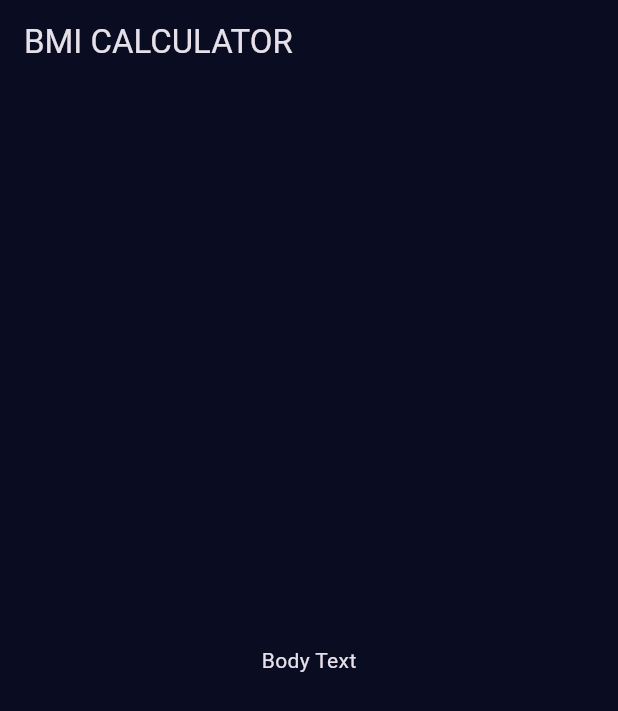
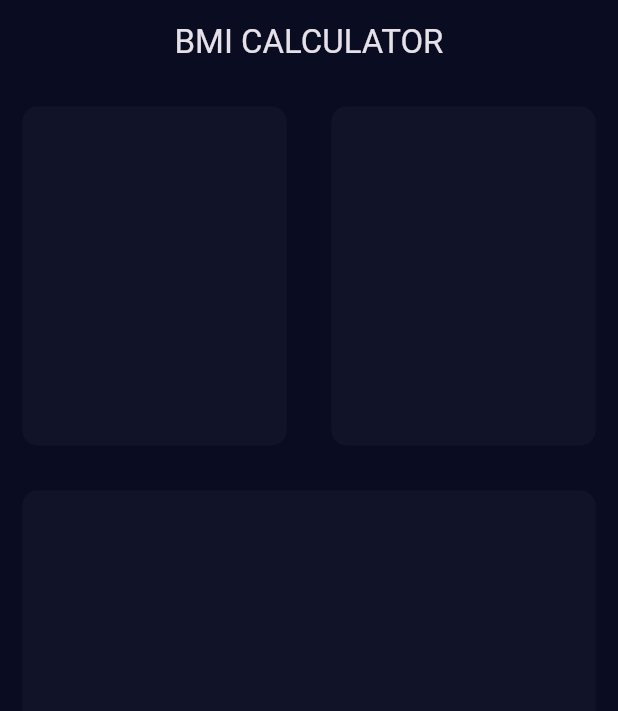
Before and after one commit to gokmentas/bmi-calculator, a Flutter app: the screen it shows after launch, on a phone screen of 412 x 824 dp. Shown: the top 711 px of the screen. Run offline on Flutter 3.47's test engine with Material 3 defaults, Android fonts, the phone set to English and light mode, and no system bars.

Commit message:
Added cards for UI

```diff
--- a/lib/input_page.dart
+++ b/lib/input_page.dart
@@ -12,14 +12,73 @@ class _InputPageState extends State<InputPage> {
   Widget build(BuildContext context) {
     return Scaffold(
       appBar: AppBar(
-        title: const Text(
-          "BMI CALCULATOR",
+        title: const Center(
+          child: Text(
+            "BMI CALCULATOR",
+          ),
         ),
       ),
-      body: const Center(
-        child: Text(
-          "Body Text",
-        ),
+      body: Column(
+        children: [
+          Expanded(
+            child: Row(
+              children: [
+                Expanded(
+                  child: Container(
+                    margin: const EdgeInsets.all(15.0),
+                    decoration: BoxDecoration(
+                      color: const Color(0xFF111428),
+                      // 0xFF1D1F33
+                      borderRadius: BorderRadius.circular(10.0),
+                    ),
+                  ),
+                ),
+                Expanded(
+                  child: Container(
+                    margin: const EdgeInsets.all(15.0),
+                    decoration: BoxDecoration(
+                      color: const Color(0xFF111428),
+                      borderRadius: BorderRadius.circular(10.0),
+                    ),
+                  ),
+                ),
+              ],
+            ),
+          ),
+          Expanded(
+            child: Container(
+              margin: const EdgeInsets.all(15.0),
+              decoration: BoxDecoration(
+                color: const Color(0xFF111428),
+                borderRadius: BorderRadius.circular(10.0),
+              ),
+            ),
+          ),
+          Expanded(
+            child: Row(
+              children: [
+                Expanded(
+                  child: Container(
+                    margin: const EdgeInsets.all(15.0),
+                    decoration: BoxDecoration(
+                      color: const Color(0xFF111428),
+                      borderRadius: BorderRadius.circular(10.0),
+                    ),
+                  ),
+                ),
+                Expanded(
+                  child: Container(
+                    margin: const EdgeInsets.all(15.0),
+                    decoration: BoxDecoration(
+                      color: const Color(0xFF111428),
+                      borderRadius: BorderRadius.circular(10.0),
+                    ),
+                  ),
+                ),
+              ],
+            ),
+          ),
+        ],
       ),
     );
   }
--- a/lib/main.dart
+++ b/lib/main.dart
@@ -16,7 +16,6 @@ class BMICalculator extends StatelessWidget {
               backgroundColor: const Color(0xFF0A0D22),
             ),
         scaffoldBackgroundColor: const Color(0xFF0A0D22),
-        // 0xFF111428
       ),
       home: const InputPage(),
     );
```
Also changed, not shown: 1 other file.
